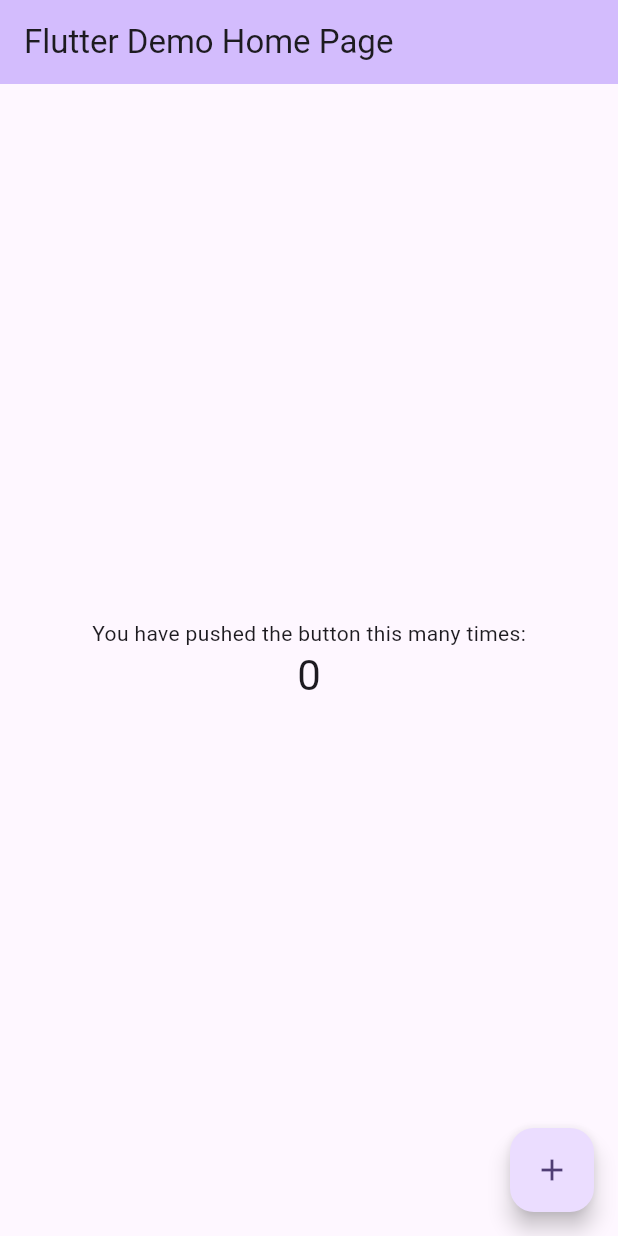
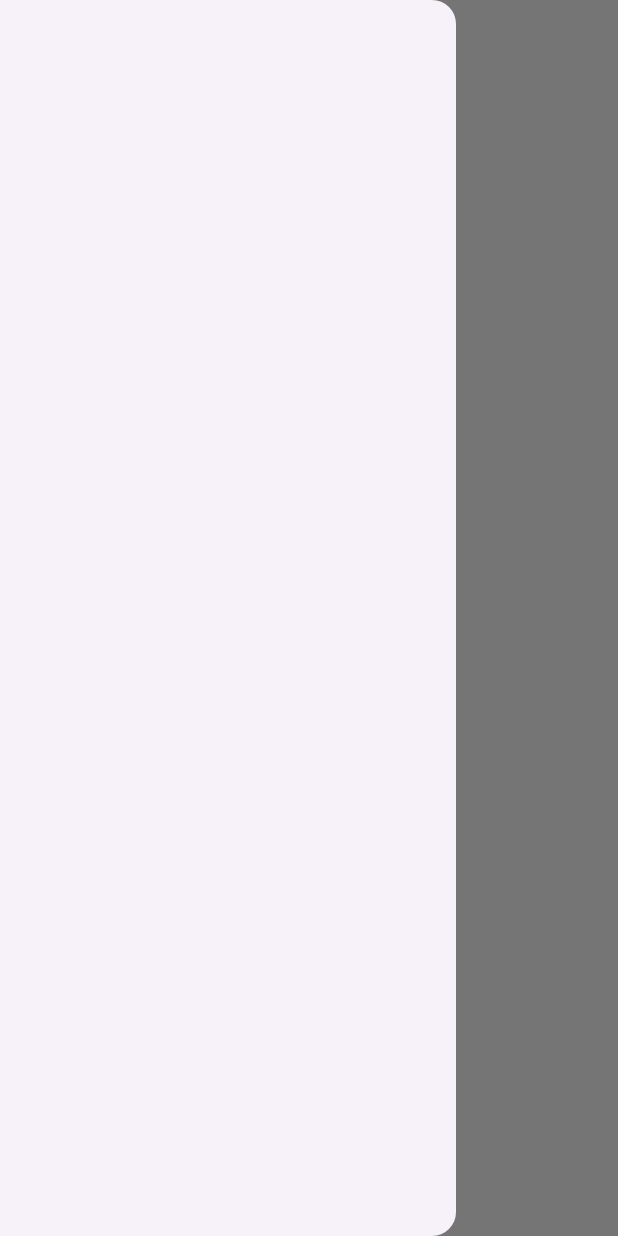
Before and after one commit to LiquidGalaxyLAB/Martian-Climate-Dashboard, a Flutter app: the screen it shows after launch, with the side drawer open (before the commit the screen has no drawer), on a phone screen of 412 x 824 dp. Run offline on Flutter 3.47's test engine with Material 3 defaults, Android fonts, the light colour scheme and no system bars.

Commit message:
feat: added home page (in progress)

```diff
--- a/lib/main.dart
+++ b/lib/main.dart
@@ -1,4 +1,6 @@
 import 'package:flutter/material.dart';
+import 'package:martian_climate_dashboard/pages/home_page.dart';
+import 'package:martian_climate_dashboard/utils/themedata.dart';
 
 void main() {
   runApp(const MyApp());
@@ -7,46 +9,20 @@
 class MyApp extends StatelessWidget {
   const MyApp({super.key});
 
-  // This widget is the root of your application.
   @override
   Widget build(BuildContext context) {
     return MaterialApp(
       title: 'Flutter Demo',
-      theme: ThemeData(
-        // This is the theme of your application.
-        //
-        // TRY THIS: Try running your application with "flutter run". You'll see
-        // the application has a purple toolbar. Then, without quitting the app,
-        // try changing the seedColor in the colorScheme below to Colors.green
-        // and then invoke "hot reload" (save your changes or press the "hot
-        // reload" button in a Flutter-supported IDE, or press "r" if you used
-        // the command line to start the app).
-        //
-        // Notice that the counter didn't reset back to zero; the application
-        // state is not lost during the reload. To reset the state, use hot
-        // restart instead.
-        //
-        // This works for code too, not just values: Most code changes can be
-        // tested with just a hot reload.
-        colorScheme: ColorScheme.fromSeed(seedColor: Colors.deepPurple),
-      ),
-      home: const MyHomePage(title: 'Flutter Demo Home Page'),
+      theme: AppTheme.lightTheme,
+      darkTheme: AppTheme.darkTheme,
+      debugShowCheckedModeBanner: false,
+      home: const HomePage(),
     );
   }
 }
 
 class MyHomePage extends StatefulWidget {
   const MyHomePage({super.key, required this.title});
-
-  // This widget is the home page of your application. It is stateful, meaning
-  // that it has a State object (defined below) that contains fields that affect
-  // how it looks.
-
-  // This class is the configuration for the state. It holds the values (in this
-  // case the title) provided by the parent (in this case the App widget) and
-  // used by the build method of the State. Fields in a Widget subclass are
-  // always marked "final".
-
   final String title;
 
   @override
@@ -58,50 +34,19 @@
 
   void _incrementCounter() {
     setState(() {
-      // This call to setState tells the Flutter framework that something has
-      // changed in this State, which causes it to rerun the build method below
-      // so that the display can reflect the updated values. If we changed
-      // _counter without calling setState(), then the build method would not be
-      // called again, and so nothing would appear to happen.
       _counter++;
     });
   }
 
   @override
   Widget build(BuildContext context) {
-    // This method is rerun every time setState is called, for instance as done
-    // by the _incrementCounter method above.
-    //
-    // The Flutter framework has been optimized to make rerunning build methods
-    // fast, so that you can just rebuild anything that needs updating rather
-    // than having to individually change instances of widgets.
     return Scaffold(
       appBar: AppBar(
-        // TRY THIS: Try changing the color here to a specific color (to
-        // Colors.amber, perhaps?) and trigger a hot reload to see the AppBar
-        // change color while the other colors stay the same.
         backgroundColor: Theme.of(context).colorScheme.inversePrimary,
-        // Here we take the value from the MyHomePage object that was created by
-        // the App.build method, and use it to set our appbar title.
         title: Text(widget.title),
       ),
       body: Center(
-        // Center is a layout widget. It takes a single child and positions it
-        // in the middle of the parent.
         child: Column(
-          // Column is also a layout widget. It takes a list of children and
-          // arranges them vertically. By default, it sizes itself to fit its
-          // children horizontally, and tries to be as tall as its parent.
-          //
-          // Column has various properties to control how it sizes itself and
-          // how it positions its children. Here we use mainAxisAlignment to
-          // center the children vertically; the main axis here is the vertical
-          // axis because Columns are vertical (the cross axis would be
-          // horizontal).
-          //
-          // TRY THIS: Invoke "debug painting" (choose the "Toggle Debug Paint"
-          // action in the IDE, or press "p" in the console), to see the
-          // wireframe for each widget.
           mainAxisAlignment: MainAxisAlignment.center,
           children: <Widget>[
             const Text('You have pushed the button this many times:'),
@@ -116,7 +61,7 @@
         onPressed: _incrementCounter,
         tooltip: 'Increment',
         child: const Icon(Icons.add),
-      ), // This trailing comma makes auto-formatting nicer for build methods.
+      ),
     );
   }
 }
--- /dev/null
+++ b/lib/pages/home_page.dart
@@ -0,0 +1,28 @@
+import 'package:flutter/material.dart';
+import 'package:martian_climate_dashboard/widgets/drawer.dart';
+
+class HomePage extends StatelessWidget {
+  const HomePage({super.key});
+
+  @override
+  Widget build(BuildContext context) {
+    return Scaffold(
+      appBar: AppBar(title: const Text('Mars Vision')),
+      drawer: MCDDrawer(),
+      body: Padding(
+        padding: const EdgeInsets.all(15.0),
+        child: Column(
+          mainAxisAlignment: MainAxisAlignment.start,
+          crossAxisAlignment: CrossAxisAlignment.start,
+          children: <Widget>[
+            const Text(
+              "Visualize Mars Conditions",
+              style: TextStyle(fontSize: 22, fontWeight: FontWeight.bold),
+            ),
+            const SizedBox(height: 20),
+          ],
+        ),
+      ),
+    );
+  }
+}
--- /dev/null
+++ b/lib/utils/themedata.dart
@@ -0,0 +1,40 @@
+import 'package:flutter/material.dart';
+
+class AppTheme {
+  static ThemeData lightTheme = ThemeData(
+    brightness: Brightness.light,
+    primaryColor: const Color.fromARGB(67, 93, 203, 56),
+    // canvasColor: Color(0xFFE9F8EE),
+    scaffoldBackgroundColor: Colors.white,
+    appBarTheme: const AppBarTheme(
+      backgroundColor: Colors.white,
+      // foregroundColor: Colors.white,
+      elevation: 0,
+      centerTitle: true,
+      titleTextStyle: TextStyle(
+        color: Colors.black,
+        fontSize: 26,
+        fontWeight: FontWeight.bold,
+        fontFamily: 'Roboto',
+      ),
+    ),
+    // colorScheme: ColorScheme.fromSwatch(
+    //   primarySwatch: Colors.deepOrange,
+    // ).copyWith(secondary: Colors.amber),
+  );
+
+  static ThemeData darkTheme = ThemeData(
+    brightness: Brightness.dark,
+    primarySwatch: Colors.green,
+    scaffoldBackgroundColor: Colors.black,
+    appBarTheme: const AppBarTheme(
+      backgroundColor: Colors.black,
+      foregroundColor: Colors.deepOrange,
+      elevation: 0,
+    ),
+    colorScheme: ColorScheme.fromSwatch(
+      brightness: Brightness.dark,
+      primarySwatch: Colors.deepOrange,
+    ).copyWith(secondary: Colors.amber),
+  );
+}
--- /dev/null
+++ b/lib/widgets/drawer.dart
@@ -0,0 +1,10 @@
+import 'package:flutter/material.dart';
+
+class MCDDrawer extends StatelessWidget {
+  const MCDDrawer({super.key});
+
+  @override
+  Widget build(BuildContext context) {
+    return Drawer(child: Container());
+  }
+}
--- a/pubspec.yaml
+++ b/pubspec.yaml
@@ -34,6 +34,7 @@ dependencies:
   # The following adds the Cupertino Icons font to your application.
   # Use with the CupertinoIcons class for iOS style icons.
   cupertino_icons: ^1.0.8
+  provider: ^6.1.5
 
 dev_dependencies:
   flutter_test:
```
Also changed, not shown: pubspec.lock.
